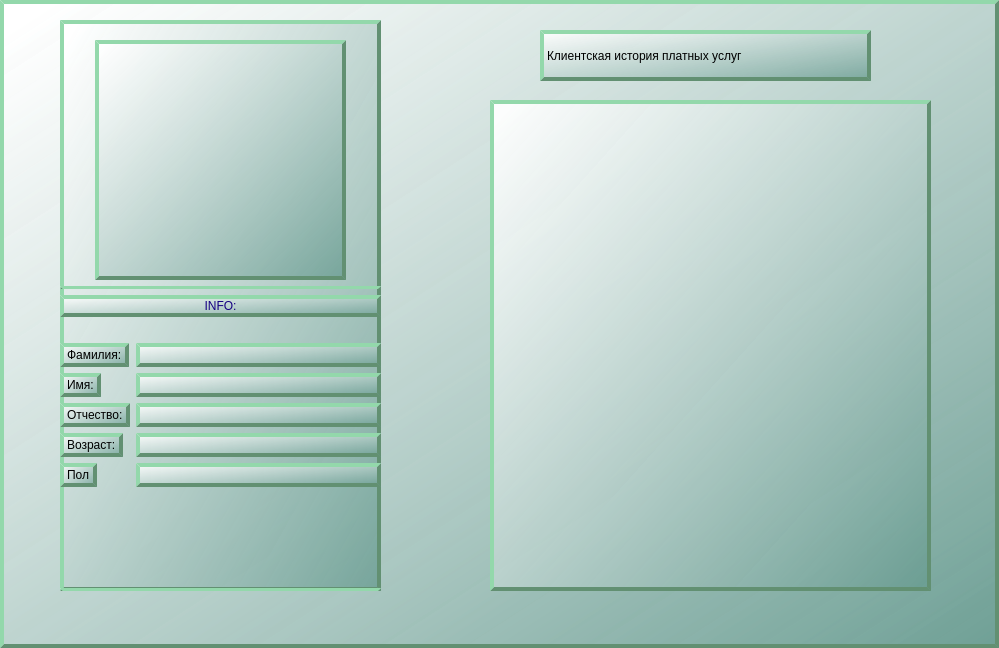
Old version of the form clientinfo.ui in the repository Remm-Zar/QT-App-for-fitness-club-management.
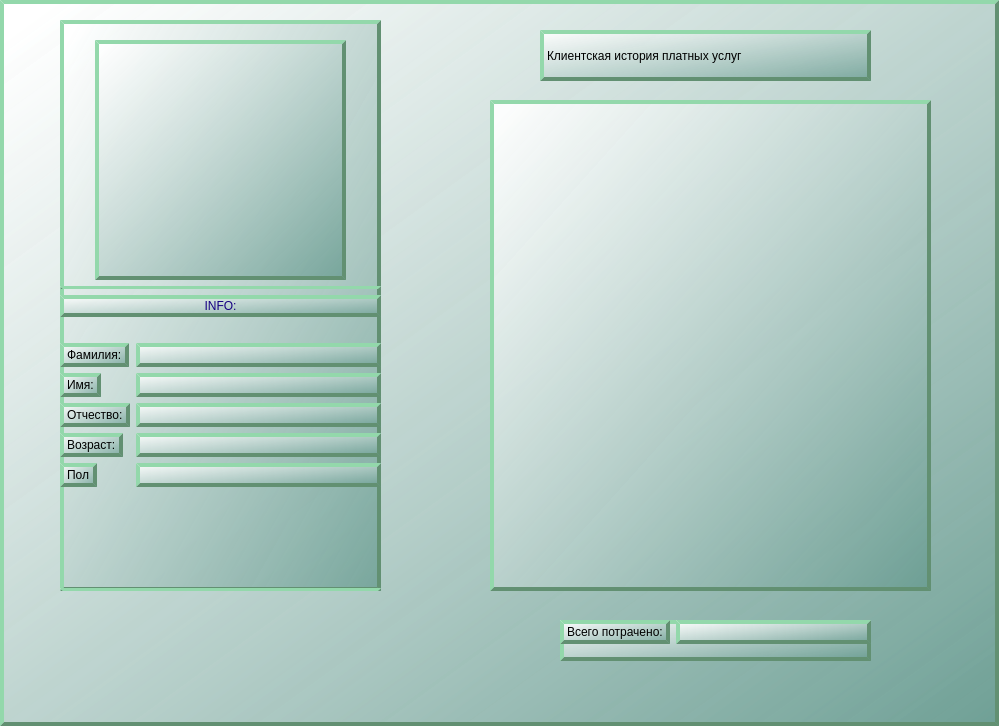
New version of the form. Icons and pictures are not drawn.

What changed in the file:
```diff
--- a/clientinfo.ui
+++ b/clientinfo.ui
@@ -7,7 +7,7 @@
     <x>0</x>
     <y>0</y>
     <width>999</width>
-    <height>648</height>
+    <height>726</height>
    </rect>
   </property>
   <property name="sizePolicy">
@@ -354,6 +354,40 @@
     <string>Клиентская история платных услуг</string>
    </property>
   </widget>
+  <widget class="QWidget" name="formLayoutWidget">
+   <property name="geometry">
+    <rect>
+     <x>560</x>
+     <y>620</y>
+     <width>311</width>
+     <height>41</height>
+    </rect>
+   </property>
+   <layout class="QFormLayout" name="formLayout_2">
+    <item row="0" column="0">
+     <widget class="QLabel" name="label_7">
+      <property name="styleSheet">
+       <string notr="true">color: rgb(0, 0, 0);
+font: 12pt &quot;MS Shell Dlg 2&quot;;</string>
+      </property>
+      <property name="text">
+       <string>Всего потрачено:</string>
+      </property>
+     </widget>
+    </item>
+    <item row="0" column="1">
+     <widget class="QLineEdit" name="lineEdit">
+      <property name="styleSheet">
+       <string notr="true">color: rgb(0, 0, 0);
+font: 12pt &quot;MS Shell Dlg 2&quot;;</string>
+      </property>
+      <property name="readOnly">
+       <bool>true</bool>
+      </property>
+     </widget>
+    </item>
+   </layout>
+  </widget>
  </widget>
  <resources>
   <include location="resources.qrc"/>
```
